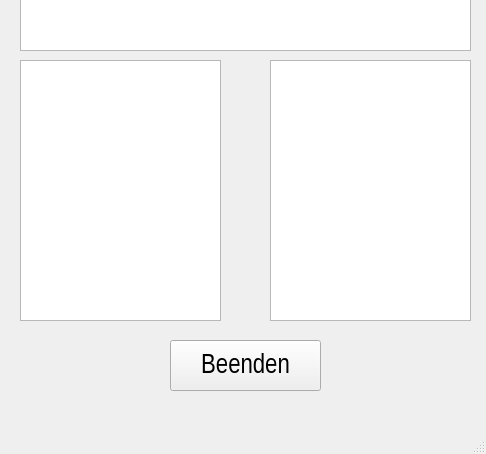
Before: the Qt Designer form dipl_Kontrolle/ErgebnisWindow_v1.ui in diplomarbeit-PCR/Diplomarbeit_PCR, drawn with Qt 5; both pictures show x 0 to 486 and y 270 to 724 of the 486 by 724 pixel window.
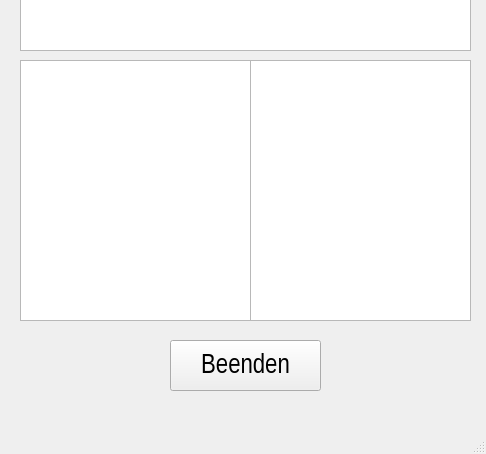
After: the same form once the commit is applied.

The edit to the form file:
```diff
--- a/dipl_Kontrolle/ErgebnisWindow_v1.ui
+++ b/dipl_Kontrolle/ErgebnisWindow_v1.ui
@@ -71,7 +71,7 @@
      <rect>
       <x>20</x>
       <y>330</y>
-      <width>201</width>
+      <width>231</width>
       <height>261</height>
      </rect>
     </property>
@@ -89,9 +89,9 @@
    <widget class="QTableView" name="tbl_mess_2">
     <property name="geometry">
      <rect>
-      <x>270</x>
+      <x>250</x>
       <y>330</y>
-      <width>201</width>
+      <width>221</width>
       <height>261</height>
      </rect>
     </property>
```
Left out of the diff: 4 changed lines with no effect on the pictures.
